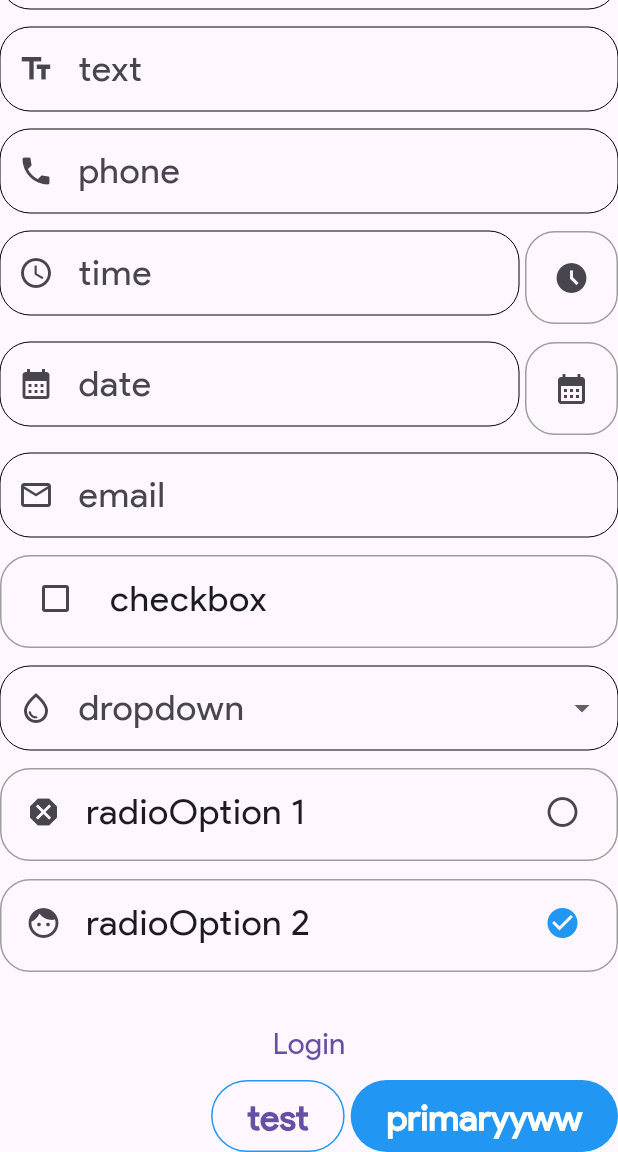
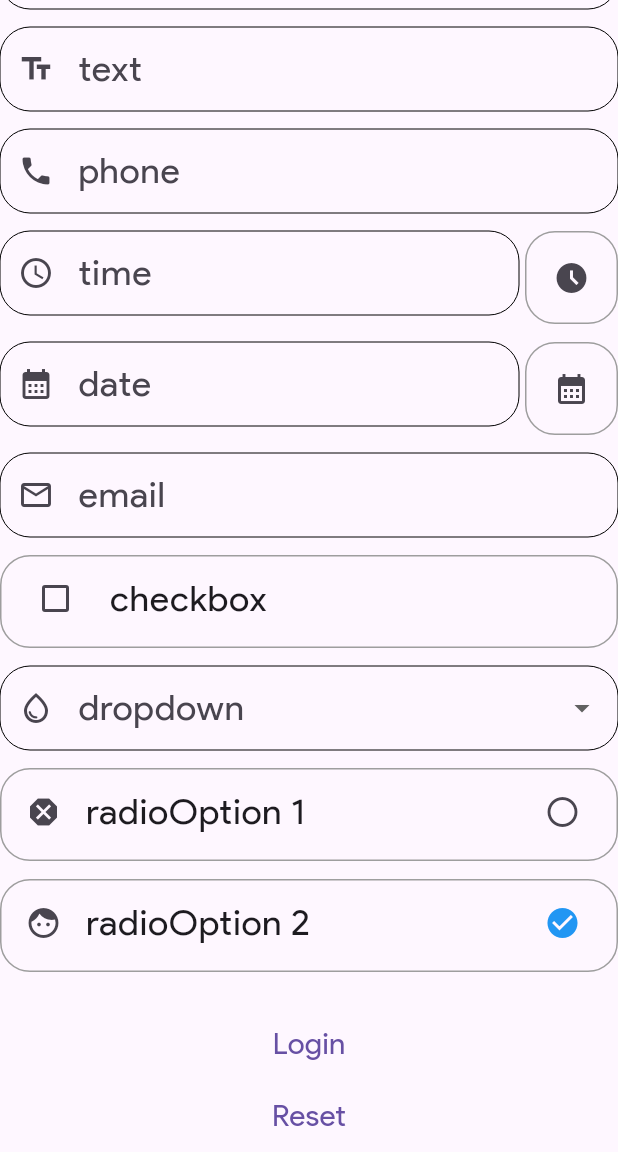
Before and after one commit to alexbartolo/banda_app, a Flutter app: the screen it shows after launch, scrolled down 50 dp, on a phone screen of 412 x 824 dp, the part 84-1236 px from its top. Run offline on Flutter 3.47's test engine with Material 2 defaults, Android fonts, the phone set to English and light mode, and no system bars; our stand-ins replace mask_text_input_formatter.

Commit message:
Fixed issue #8

```diff
--- a/lib/components/input.component.dart
+++ b/lib/components/input.component.dart
@@ -60,9 +60,10 @@ class TextInput extends StatelessWidget with Input {
 }
 
 class CheckboxInput extends StatefulWidget with Input {
+  static final GlobalKey<_CheckboxInputState> _key = GlobalKey<_CheckboxInputState>();
   final String checkboxName;
 
-  CheckboxInput({super.key, required this.checkboxName});
+  CheckboxInput({required this.checkboxName}) : super(key: _key);
 
   @override
   State<CheckboxInput> createState() => _CheckboxInputState();
@@ -70,6 +71,10 @@ class CheckboxInput extends StatefulWidget with Input {
 
 class _CheckboxInputState extends State<CheckboxInput> {
   bool _value = false;
+
+  void reset() {
+    setState(() => _value = false);
+  }
 
   @override
   Widget build(BuildContext context) {
@@ -109,7 +114,6 @@ class DropdownInput extends StatefulWidget with Input {
 }
 
 class _DropdownInputState extends State<DropdownInput> {
-  String? _selectedDropdownOption;
   // FocusNode? node;
 
   //TODO: Check how to move items below field, and how to unfocus in case of pressing somewhere else other than item list
@@ -132,11 +136,10 @@ class _DropdownInputState extends State<DropdownInput> {
         items: widget.dropdownOptions
             .map((String option) => DropdownMenuItem(value: option, child: Text(option)))
             .toList(),
-        onChanged: (value) => setState(() => (value as String).isNotEmpty ? _selectedDropdownOption = value : null),
+        onChanged: (value) => {}, //required, but not needed
         onSaved: (newValue) => widget.data.update = {widget.dropdownName: newValue as String},
         validator: validateDropdown,
         alignment: Alignment.bottomCenter,
-        value: _selectedDropdownOption,
       ),
     );
   }
@@ -149,7 +152,9 @@ class RadioInput extends StatefulWidget with Input {
 
   late final String? defaultRadioOption;
 
-  RadioInput({super.key, required this.radioOptions, required this.radioIcons, this.defaultRadioOption}) {
+  static final GlobalKey<_RadioInputState> _key = GlobalKey();
+
+  RadioInput({required this.radioOptions, required this.radioIcons, this.defaultRadioOption}) : super(key: _key) {
     defaultRadioOption ??= radioOptions[0];
   }
 
@@ -159,6 +164,10 @@ class RadioInput extends StatefulWidget with Input {
 
 class _RadioInputState extends State<RadioInput> {
   String chosenRadioValue = "";
+
+  void reset() {
+    setState(() => chosenRadioValue = widget.defaultRadioOption as String);
+  }
 
   @override
   void initState() {
@@ -256,6 +265,17 @@ class FormInput extends StatelessWidget {
       storedData.add(data);
 
       storage.write(json.encode(storedData.toString()), "test");
+
+      form.reset();
+    }
+  }
+
+  void reset() {
+    final FormState? form = _formKey.currentState;
+    form!.reset();
+    for (var element in formFields) {
+      if (element is RadioInput) (element.key as GlobalKey<_RadioInputState>).currentState?.reset();
+      if (element is CheckboxInput) (element.key as GlobalKey<_CheckboxInputState>).currentState?.reset();
     }
   }
 
@@ -274,6 +294,13 @@ class FormInput extends StatelessWidget {
               style: TextStyle(fontSize: 20.0),
             ),
           ),
+          TextButton(
+            onPressed: reset,
+            child: const Text(
+              'Reset',
+              style: TextStyle(fontSize: 20.0),
+            ),
+          ),
           buttons
         ],
       ),
--- a/lib/main.dart
+++ b/lib/main.dart
@@ -11,7 +11,7 @@ import 'utils/global.utils.dart';
 void main() => runApp(const MyApp());
 
 class MyApp extends StatelessWidget {
-  const MyApp({Key? key}) : super(key: key);
+  const MyApp({super.key});
 
   // This widget is the root of your application.
   @override
@@ -30,7 +30,7 @@ class MyApp extends StatelessWidget {
 }
 
 class MyHomePage extends StatefulWidget {
-  const MyHomePage({Key? key, required this.title}) : super(key: key);
+  const MyHomePage({super.key, required this.title});
   final String title;
 
   @override
@@ -66,7 +66,9 @@ class _MyHomePageState extends State<MyHomePage> {
       ),
       body: Center(
         child: SingleChildScrollView(
-                child: Column(mainAxisAlignment: MainAxisAlignment.center, children: <Widget>[
+          child: Column(
+            mainAxisAlignment: MainAxisAlignment.center,
+            children: <Widget>[
               FormInput(
                 formFields: [
                   TextInput(inputName: "name", inputType: "name", inputIcon: const Icon(Icons.face)),
@@ -82,12 +84,14 @@ class _MyHomePageState extends State<MyHomePage> {
                     dropdownIcon: const Icon(Icons.water_drop_outlined),
                   ),
                   RadioInput(
+                    // key: _key,
                     radioOptions: const ["radioOption 1", "radioOption 2"],
                     radioIcons: const [Icon(Icons.dangerous), Icon(Icons.face)],
                     defaultRadioOption: "radioOption 2",
                   )
                 ],
-              buttons: ButtonGroup(buttons: [
+                buttons: ButtonGroup(
+                  buttons: [
                     const SecondaryButton(
                       buttonName: "test",
                       buttonAction: checkContext,
@@ -96,8 +100,14 @@ class _MyHomePageState extends State<MyHomePage> {
                       buttonName: "primaryyww",
                       buttonAction: (context) => checkContext(context),
                     )
-              ])),
+                  ],
+                ),
+              ),
               for (var test in storedData) FormOutput(testForm: test)
-        ]))));
+            ],
+          ),
+        ),
+      ),
+    );
   }
 }
```
Lines whose indentation alone changed are shown as unchanged.
